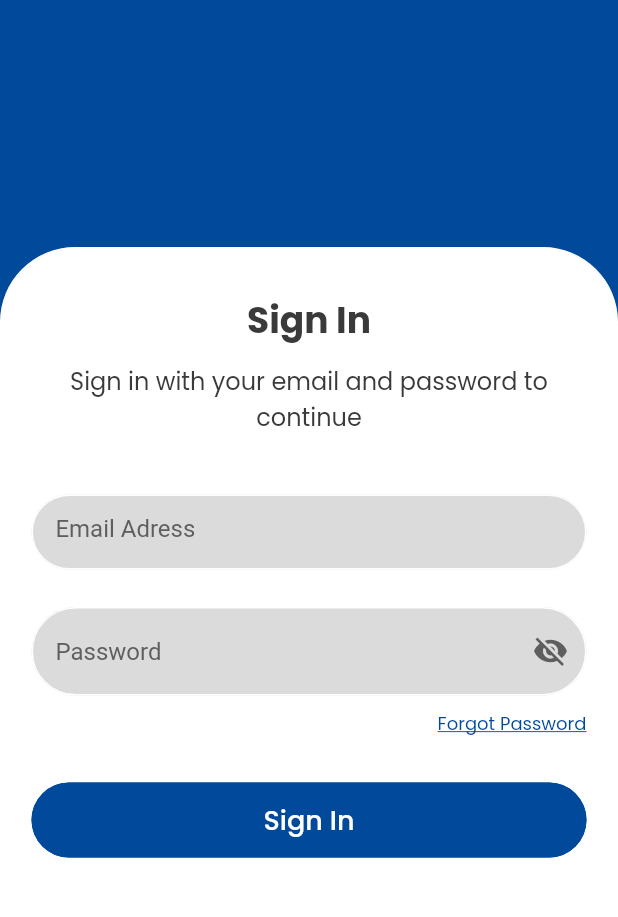
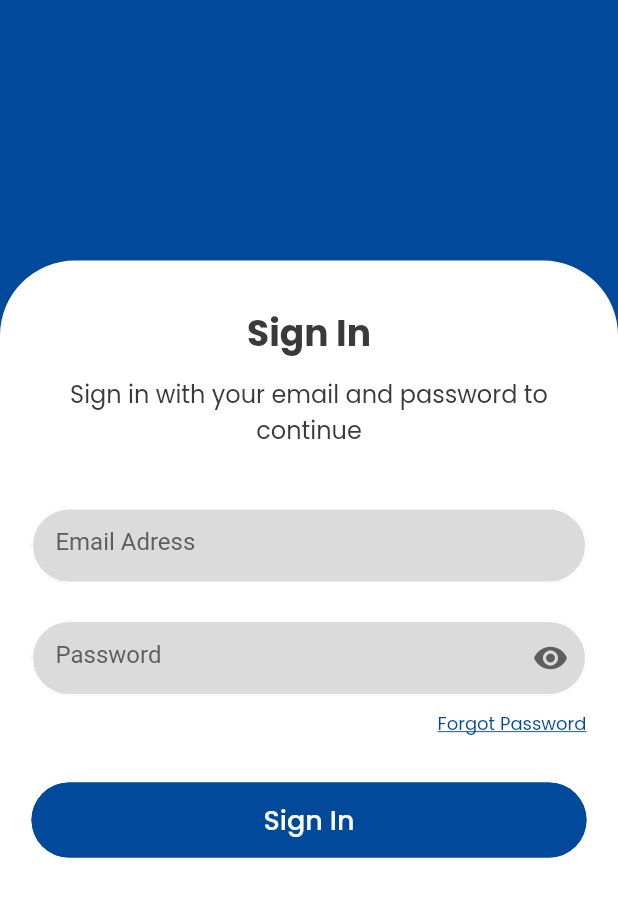
Before and after one commit to yeppar92/Gaa, a Flutter app: the screen it shows after launch, on a phone screen of 412 x 824 dp, the part 257-1174 px from its top. Run offline on Flutter 3.47's test engine with Material 2 defaults, Android fonts, the phone set to English and light mode, and no system bars; our stand-ins replace carousel_slider, dio, fluttertoast, percent_indicator, permission_handler, shared_preferences; missing offline and left inert: ars_progress_dialog, downloads_path_provider_28, flutter_pin_code_fields, open_file_plus.

Commit message:
commited 20sep 2022

```diff
--- a/lib/screens/Login1.dart
+++ b/lib/screens/Login1.dart
@@ -1,16 +1,17 @@
-
 import 'dart:async';
 
 import 'package:daa/common/Customstrings.dart';
 import 'package:daa/screens/Forgotpass.dart';
+import 'package:daa/widgets/TextWidget.dart';
 import 'package:flutter/gestures.dart';
 import 'package:flutter/material.dart';
 import 'package:flutter/services.dart';
 import 'package:permission_handler/permission_handler.dart';
 
-
 import '../common/ApiServices.dart';
 import '../common/Common.dart';
+import '../widgets/RoundedButton.dart';
+import '../widgets/TextFieldWidget.dart';
 import 'Dashboard.dart';
 
 class Login1 extends StatefulWidget {
@@ -21,14 +22,13 @@ class Login1 extends StatefulWidget {
 }
 
 class LoginState extends State<Login1> {
-  var _passwordVisible = false,status = false;
+  var _passwordVisible = true, status = false;
   TextEditingController emailController = TextEditingController();
   TextEditingController passController = TextEditingController();
   StreamController<bool> streamController = StreamController<bool>();
   @override
   void initState() {
     super.initState();
-    _passwordVisible = false;
     checkForPref();
   }
 
@@ -37,10 +37,10 @@ class LoginState extends State<Login1> {
   bool validate() {
     bool valid = true;
     if (!Common.isValidEmail(emailController.text)) {
-      Common.showToast("Please enter your valid registered email.","red");
+      Common.showToast("Please enter your valid registered email.", "red");
       valid = false;
-    } else if (passController.text.isEmpty){
-      Common.showToast("Please enter your password.","red");
+    } else if (passController.text.isEmpty) {
+      Common.showToast("Please enter your password.", "red");
       valid = false;
     }
     return valid;
@@ -54,21 +54,14 @@ class LoginState extends State<Login1> {
       if (value.status == true) {
         print("response login >>>>>> ${value.message}");
         Common.SetPreferences("token", value.token.toString());
-        Navigator.of(context).pushReplacement(
-            MaterialPageRoute(
-                builder:
-                    (BuildContext context) =>
-                     Dashboard(streamController,streamController.stream)));
+        Navigator.of(context).pushReplacement(MaterialPageRoute(
+            builder: (BuildContext context) =>
+                Dashboard(streamController, streamController.stream)));
       } else {
         Common.showToast("Please check your credentials", "red");
       }
-
-
-
-
     });
   }
-
 
   @override
   Widget build(BuildContext context) {
@@ -110,104 +103,62 @@ class LoginState extends State<Login1> {
                                 const SizedBox(
                                   height: 10,
                                 ),
-                                Text(
-                                  Customstrings.signin,
-                                  style: const TextStyle(
-                                      color: Common.txtColor,
-                                      fontSize: 24,
-                                      fontFamily: 'PoppinBold'),
-                                ),
+                                TextWidget(
+                                    text: Customstrings.signin,
+                                    txtColor: Common.txtColor,
+                                    fontFamily: "PoppinBold",
+                                    fontSize: 24.0,
+                                    textAlign: TextAlign.left),
                                 const SizedBox(
                                   height: 10,
                                 ),
-                                Text(
-                                  Customstrings.signinwith,
-                                  textAlign: TextAlign.center,
-                                  style: const TextStyle(
-                                      color: Common.txtColor,
-                                      fontSize: 16,
-                                      fontFamily: 'PoppinRegular'),
-                                ),
+                                TextWidget(
+                                    text: Customstrings.signinwith,
+                                    txtColor: Common.txtColor,
+                                    fontFamily: "PoppinRegular",
+                                    fontSize: 16.0,
+                                    textAlign: TextAlign.center),
                                 const SizedBox(
                                   height: 40,
                                 ),
-                                SizedBox(
-                                  height: 50,
-                                  child: TextField(
+                                TextFieldWidget(
+                                  onPressed: () => print("username"),
                                   controller: emailController,
                                   cursorColor: Common.txtColor,
-                                    keyboardType: TextInputType.emailAddress,
-                                    style: const TextStyle(
-                                      color: Colors.black,
-                                    ),
-                                    decoration: InputDecoration(
                                   fillColor: Common.list_divider,
-                                      filled: true,
-                                      enabledBorder: OutlineInputBorder(
-                                        borderSide:
-                                            const BorderSide(color: Colors.white),
-                                        borderRadius:
-                                            BorderRadius.circular(30.0),
-                                      ),
-                                      focusedBorder: UnderlineInputBorder(
-                                        borderSide:
-                                            const BorderSide(color: Colors.white),
-                                        borderRadius:
-                                            BorderRadius.circular(30.0),
-                                      ),
-                                      hintText: " ${Customstrings.email}",
-                                      counterText: "",
-                                      hintStyle: const TextStyle(
-                                        color: Common.hintColor,
-                                      ),
-                                    ),
-                                  ),
+                                  hintTxt: Customstrings.email,
+                                  txtColor: Common.txtColor,
+                                  hintColor: Common.hintColor,
+                                  enableColor: Colors.white,
+                                  focusColor: Colors.white,
+                                  obsucureTxt: false,
+                                  checkPass: false,
+                                  circularSize: 30.0,
+                                  height: 50.0,
+                                  width: double.infinity,
                                 ),
                                 const SizedBox(
                                   height: 25,
                                 ),
-                                TextField(
+                                TextFieldWidget(
+                                  onPressed: () {
+                                    setState(() {
+                                      _passwordVisible = !_passwordVisible;
+                                    });
+                                  },
                                   controller: passController,
                                   cursorColor: Common.txtColor,
-                                  style: const TextStyle(
-                                    color: Common.txtColor,
-                                  ),
-                                  obscureText: !_passwordVisible,
-                                  decoration: InputDecoration(
                                   fillColor: Common.list_divider,
-                                    filled: true,
-                                    enabledBorder: OutlineInputBorder(
-                                      borderSide:
-                                          const BorderSide(color: Colors.white),
-                                      borderRadius:
-                                          BorderRadius.circular(30.0),
-                                    ),
-                                    focusedBorder: UnderlineInputBorder(
-                                      borderSide:
-                                          const BorderSide(color: Colors.white),
-                                      borderRadius:
-                                          BorderRadius.circular(30.0),
-                                    ),
-                                    hintText: " ${Customstrings.pass}",
-                                    counterText: "",
-                                    hintStyle: const TextStyle(
-                                      color: Common.hintColor,
-                                    ),
-                                    suffixIcon: IconButton(
-                                      icon: Icon(
-                                          _passwordVisible
-                                              ? Icons.visibility
-                                              : Icons.visibility_off,
-                                          color: Common.hintColor),
-                                      onPressed: () {
-                                        // Update the state i.e. toogle the state of passwordVisible variable
-                                        setState(() {
-                                          _passwordVisible =
-                                              !_passwordVisible;
-                                        });
-                                      },
-                                    ),
-                                  ),
+                                  hintTxt: Customstrings.pass,
+                                  txtColor: Common.txtColor,
+                                  hintColor: Common.hintColor,
+                                  enableColor: Colors.white,
+                                  focusColor: Colors.white,
+                                  obsucureTxt: _passwordVisible,
+                                  checkPass: true,
+                                  circularSize: 30.0,
+                                  height: 50.0,
+                                  width: double.infinity,
                                 ),
                                 const SizedBox(
                                   height: 10,
@@ -216,7 +167,8 @@ class LoginState extends State<Login1> {
                                   alignment: Alignment.topRight,
                                   child: Text.rich(
                                     TextSpan(
-                                      style: const TextStyle(color: Colors.white),
+                                      style:
+                                          const TextStyle(color: Colors.white),
                                       children: <TextSpan>[
                                         TextSpan(
                                             text: Customstrings.forgot,
@@ -241,55 +193,39 @@ class LoginState extends State<Login1> {
                                   ),
                                 ),
                                 Container(
-                                  margin:
-                                      const EdgeInsets.only(top: 30, bottom: 60),
-                                  height: 50,
-                                  width: double.infinity,
-                                  child: TextButton(
-                                    style: ButtonStyle(
-                                        backgroundColor:
-                                            MaterialStateColor.resolveWith(
-                                                (states) =>
-                                                    Common.colorAccent),
-                                        overlayColor:
-                                            MaterialStateColor.resolveWith(
-                                                (states) =>
-                                                    Common.rippleColor),
-                                        shape: MaterialStateProperty.all<
-                                                RoundedRectangleBorder>(
-                                            RoundedRectangleBorder(
-                                          borderRadius:
-                                              BorderRadius.circular(30.0),
-                                          side: const BorderSide(
-                                              color: Common.colorAccent),
-                                        ))),
+                                    margin: const EdgeInsets.only(
+                                        top: 30, bottom: 60),
+                                    child: RoundedButton(
                                         onPressed: () async {
-                                      var status = await Permission.storage.status;
-                                      if(!status.isGranted){
+                                          var status =
+                                              await Permission.storage.status;
+                                          if (!status.isGranted) {
                                             await Permission.storage.request();
                                           }
-                                      var status1 = await Permission.manageExternalStorage.status;
-                                      if(!status1.isGranted){
-                                        await Permission.manageExternalStorage.request();
+                                          var status1 = await Permission
+                                              .manageExternalStorage.status;
+                                          if (!status1.isGranted) {
+                                            await Permission
+                                                .manageExternalStorage
+                                                .request();
                                           }
 
-
-                                  if (status.isGranted && status1.isGranted) {
+                                          if (status.isGranted &&
+                                              status1.isGranted) {
                                             if (validate()) {
                                               callSignInApi();
                                             }
                                           }
-
                                         },
-                                    child: Text(
-                                      Customstrings.signin,
-                                      style: const TextStyle(
-                                          color: Colors.white,
-                                          fontSize: 18,
-                                          fontFamily: 'PoppinMedium'),
-                                    ),
-                                  ),
-                                ),
+                                        textColor: Colors.white,
+                                        btnColor: Common.colorAccent,
+                                        rippleColor:
+                                            Colors.white.withOpacity(.20),
+                                        borderColor: Common.colorAccent,
+                                        text: Customstrings.signin,
+                                        height: 50.0,
+                                        width: double.infinity,
+                                        circularSize: 30.0)),
                               ],
                             )),
                       ],
--- /dev/null
+++ b/lib/widgets/RoundedButton.dart
@@ -0,0 +1,62 @@
+import 'package:flutter/material.dart';
+
+class RoundedButton extends StatelessWidget{
+  final VoidCallback onPressed;
+ final Color textColor;
+ final Color btnColor;
+ final Color rippleColor;
+ final Color borderColor;
+ final String text;
+ final double height;
+ final double width;
+ final double circularSize;
+
+   const RoundedButton({super.key,
+       required this.onPressed,
+       required this.textColor,
+       required this.btnColor,
+       required this.rippleColor,
+       required this.borderColor,
+       required this.text,
+       required this.height,
+       required this.width,
+       required this.circularSize});
+
+  @override
+  Widget build(BuildContext context){
+    return SizedBox(
+     height: height,
+     width: width,
+     child: TextButton(
+      style: ButtonStyle(
+          backgroundColor:
+          MaterialStateColor.resolveWith(
+                  (states) =>
+              btnColor),
+          overlayColor:
+          MaterialStateColor.resolveWith(
+                  (states) =>
+              rippleColor),
+          shape: MaterialStateProperty.all<
+              RoundedRectangleBorder>(
+              RoundedRectangleBorder(
+               borderRadius:
+               BorderRadius.circular(circularSize),
+               side:  BorderSide(
+                   color: borderColor),
+              ))),
+
+      onPressed:() {
+        onPressed.call();
+       },
+      child: Text(
+       text,
+       style: const TextStyle(
+           color: Colors.white,
+           fontSize: 18,
+           fontFamily: 'PoppinMedium'),
+      ),
+     ),
+    );
+  }
+}
--- /dev/null
+++ b/lib/widgets/TextFieldWidget.dart
@@ -0,0 +1,83 @@
+import 'package:flutter/material.dart';
+
+class TextFieldWidget extends StatelessWidget{
+  final VoidCallback onPressed;
+  final TextEditingController controller;
+  final Color cursorColor;
+  final Color fillColor;
+  final Color txtColor;
+  final String hintTxt;
+  final Color hintColor;
+  final Color enableColor;
+  final Color focusColor;
+  final  bool obsucureTxt;
+  final  bool checkPass;
+  final double circularSize;
+  final double height;
+  final double width;
+
+  const TextFieldWidget({super.key,
+    required this.onPressed,
+    required this.controller,
+    required this.cursorColor,
+    required this.fillColor,
+    required this.txtColor,
+    required this.hintTxt,
+    required this.hintColor,
+    required this.enableColor,
+    required this.focusColor,
+    required this.obsucureTxt,
+    required this.checkPass,
+    required this.circularSize,
+    required this.height,
+    required this.width});
+
+  @override
+  Widget build(BuildContext context){
+
+    return SizedBox(
+        height: height,
+        width: width,
+        child : TextField(
+      controller: controller,
+      cursorColor: cursorColor,
+      obscureText: obsucureTxt,
+      keyboardType: TextInputType.emailAddress,
+      style:  TextStyle(
+        color: txtColor,
+      ),
+      decoration: InputDecoration(
+        fillColor: fillColor,
+        filled: true,
+        enabledBorder: OutlineInputBorder(
+          borderSide:  BorderSide(
+              color: enableColor),
+          borderRadius:
+          BorderRadius.circular(30.0),
+        ),
+        focusedBorder: UnderlineInputBorder(
+          borderSide:  BorderSide(
+              color:focusColor),
+          borderRadius:
+          BorderRadius.circular(circularSize),
+        ),
+        hintText: " $hintTxt",
+        counterText: "",
+        hintStyle:  TextStyle(
+          color: hintColor,
+        ),
+
+
+        suffixIcon: checkPass?IconButton(
+          icon: Icon(
+              obsucureTxt
+                  ? Icons.visibility
+                  : Icons.visibility_off,
+              color: hintColor),
+          onPressed: () => onPressed.call()
+        ):null,
+
+      ),
+    ));
+  }
+}
--- /dev/null
+++ b/lib/widgets/TextWidget.dart
@@ -0,0 +1,29 @@
+import 'package:flutter/material.dart';
+
+class TextWidget extends StatelessWidget{
+  final String text;
+  final Color txtColor;
+  final String  fontFamily;
+  final double fontSize;
+  final TextAlign textAlign;
+
+  const TextWidget({super.key,
+    required this.text,
+    required this.txtColor,
+    required this.fontFamily,
+    required this.fontSize,
+    required this.textAlign});
+
+  @override
+  Widget build(BuildContext context){
+
+    return Text(
+      text,
+      textAlign: textAlign,
+      style:  TextStyle(
+          color: txtColor,
+          fontSize: fontSize,
+          fontFamily: fontFamily),
+    );
+  }
+}
```
Lines whose indentation alone changed are shown as unchanged.
